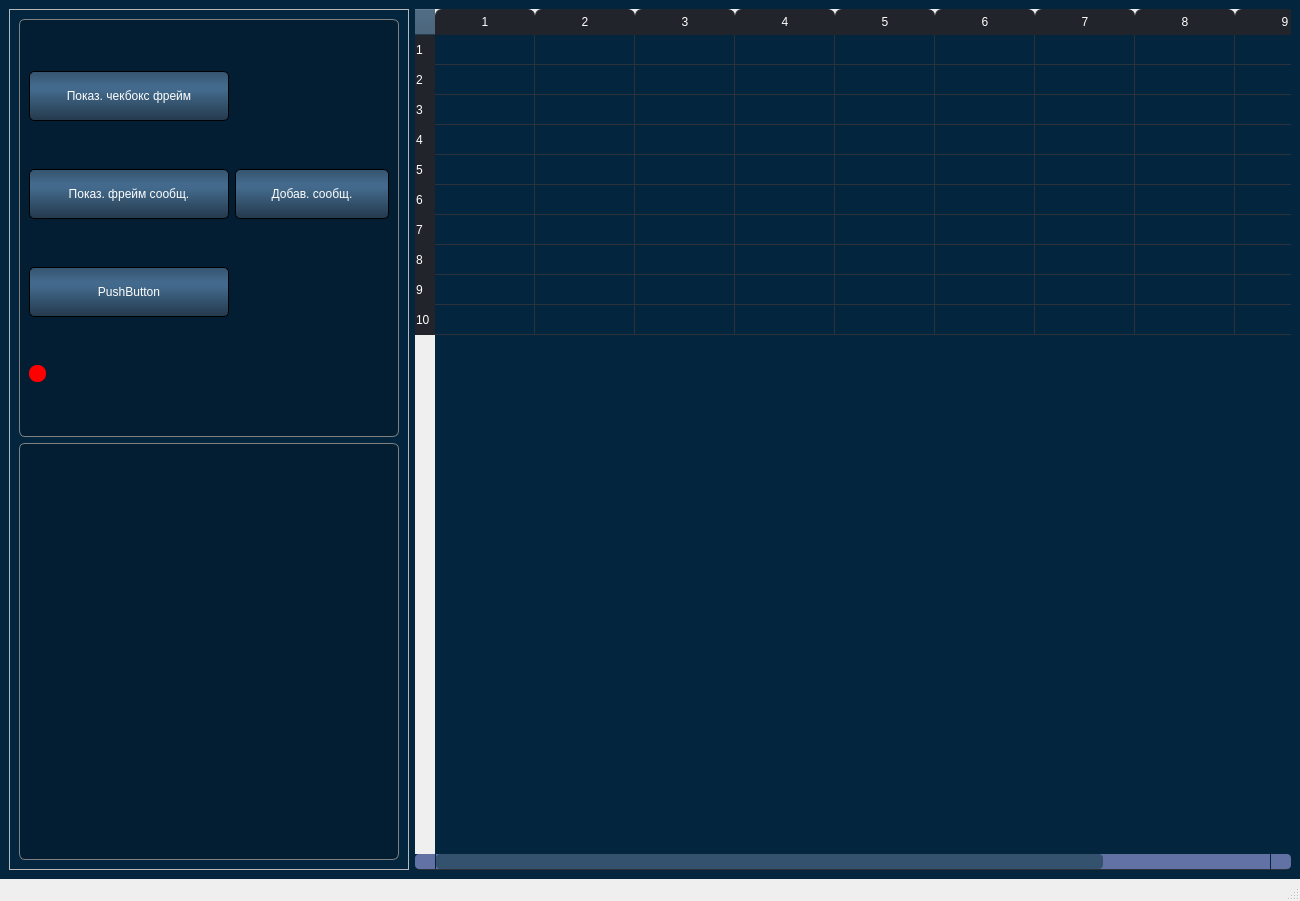
Spectre944/CustomControlElementsQtExample, file mainwindow.ui: the form before one commit.
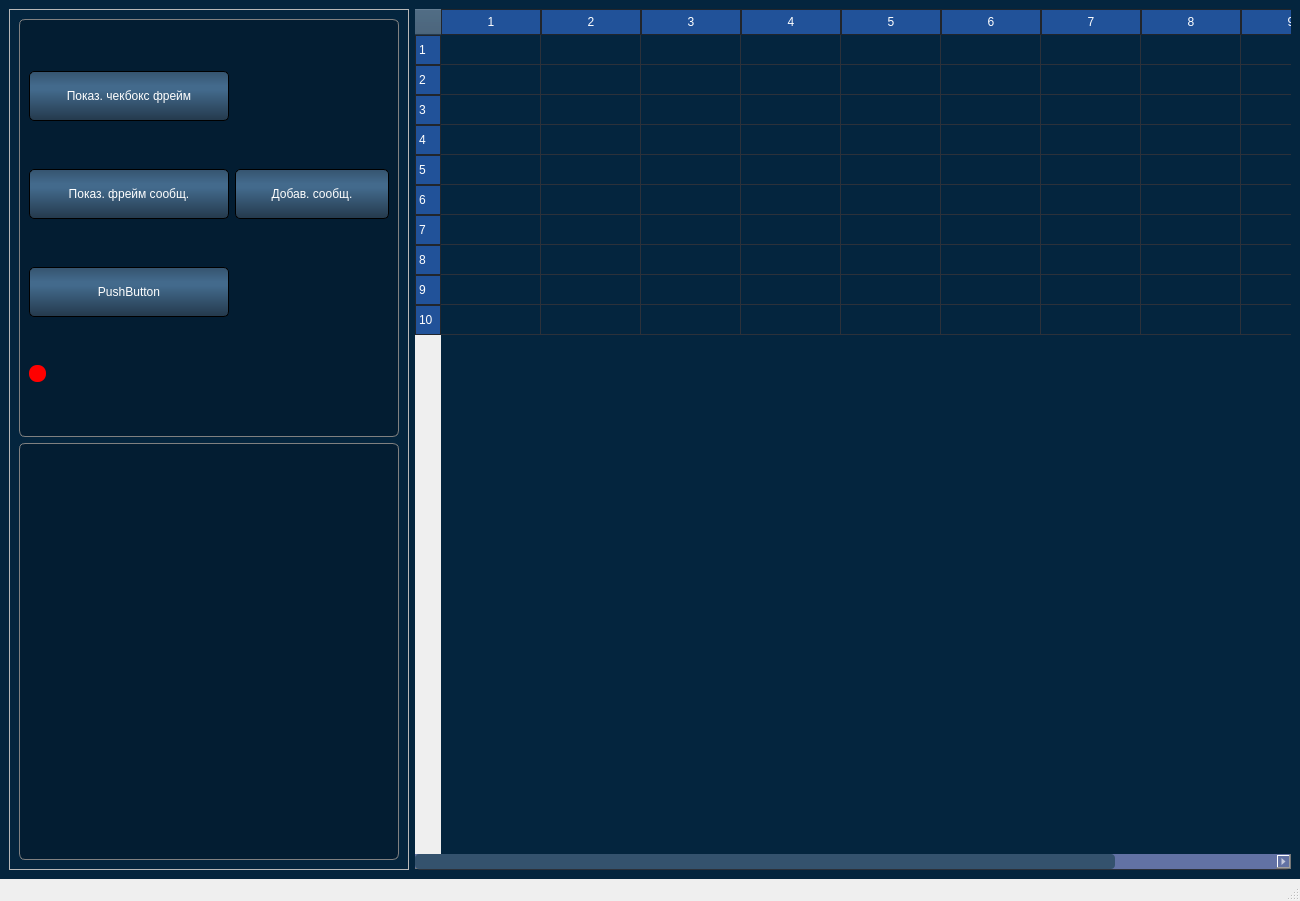
The form after the commit. Icons and pictures are not drawn.

What changed in the file:
```diff
--- a/mainwindow.ui
+++ b/mainwindow.ui
@@ -57,6 +57,8 @@
 	background-color: QLinearGradient( x1: 0, y1: 0, x2: 0, y2: 1, stop: 0 #304550 , stop: 0.1 #304550, stop: 0.5 #24394c, stop: 0.9 #304550, stop: 1 #304550);
 
 }
+
+
 /*/////////////////////////////////////////////////////////////////////////////////////////////////////////////*/
 /*////////////////////////////////////////// LEFT MENU ////////////////////////////////////////////////////////*/
 /*/////////////////////////////////////////////////////////////////////////////////////////////////////////////*/
@@ -69,6 +71,7 @@
 	text-align: left;
 	padding-left: 15px;  
 	border-radius: 6px;
+	border: none;
 }
 
 #leftMenuFrame .QPushButton:hover{	
@@ -104,11 +107,8 @@
 
 QTabWidget::pane {
   
+  border-radius: 6px;
   border-top-left-radius: 0px;
-  border-top-right-radius: 6px;
-  border-bottom-right-radius: 6px;
-  border-bottom-left-radius: 6px;
-
   border: 1px solid gray;
   top:-1px; 
   background-color: #031d32;
@@ -117,12 +117,9 @@
 
 QTabBar::tab {	
   background-color: #24394c;
-
-  border-top-left-radius: 6px;
-  border-top-right-radius: 6px;
+  border-radius: 6px;
   border-bottom-right-radius: 0px;
   border-bottom-left-radius: 0px;
-
   border: 1px solid gray; 
   padding: 10px;
 } 
@@ -139,7 +136,6 @@
 
 QTableWidget {	
 	background-color: transparent;
-	padding: 0px;
 	border-radius: 5px;
 	gridline-color: #2c313a;
 	border-bottom: 1px solid #2c313a;
@@ -148,164 +144,47 @@
 QTableView::item:alternate { 
 	background-color: #08253e;
 }
-QTableWidget::item{
-	border-color: #2c313a;
-	padding-left: 5px;
-	padding-right: 5px;
-	gridline-color: #2c313a;
-}
-QTableWidget::item:selected{
-	background-color: #34526d;
-}
 
-
-QHeaderView::section{
-	background-color: #21252b ;
-	max-width: 30px;
-	border: 1px solid #21252b;
-	border-style: none;
-    border-bottom: 1px solid #21252b;
-    border-right: 1px solid #21252b;
-}
-QTableWidget::horizontalHeader {	
-	background-color: #04253e;
-}
-
-QTableWidget::item::selected, QTableWidget QLineEdit { 
+QTableWidget::item::selected { 
 	background-color: #34526d; 
 	color: white; 
-	border: 0px;
 }
 
-QTableWidget QTableCornerButton::section {
+QTableCornerButton::section {
     background-color: #34526d;
 }
 
-
-QHeaderView::section:horizontal
-{
+QHeaderView::section{
     border: 1px solid #21252b ;
-	background-color: #21252b ;
+	background-color: #215299 ;
 	padding: 3px;
-	border-top-left-radius: 7px;
-    border-top-right-radius: 7px;
 }
-QHeaderView::section:vertical
-{
-    border: 1px solid #21252b;
-}
 
-
-QScrollBar:horizontal {
-    border: none;
+QScrollBar:horizontal, QScrollBar:vertical {
     background: #6272a4;
     height: 15px;
-    margin: 0px 21px 0 21px;
-	border-radius: 0px;
-
+	width: 15px;
 }
-QScrollBar::handle:horizontal {
+QScrollBar::handle:horizontal, QScrollBar::handle:vertical {
     background: #34526d;
     min-width: 25px;
-	border-radius: 4px
-}
-QScrollBar::add-line:horizontal {
-    border: none;
-    background: #6272a4;
-    width: 20px;
-	border-top-right-radius: 4px;
-    border-bottom-right-radius: 4px;
-    subcontrol-position: right;
-    subcontrol-origin: margin;
-}
-QScrollBar::sub-line:horizontal {
-    border: none;
-    background: #6272a4;
-    width: 20px;
-	border-top-left-radius: 4px;
-    border-bottom-left-radius: 4px;
-    subcontrol-position: left;
-    subcontrol-origin: margin;
-}
-QScrollBar::up-arrow:horizontal, QScrollBar::down-arrow:horizontal
-{
-	 background: url(:/images/up-arrow.png); 
-     
-}
-QScrollBar::add-page:horizontal, QScrollBar::sub-page:horizontal
-{
-    background: none;
-}
-QScrollBar:vertical {
-	border: none;
-	background-color: #6272a4;
-	width: 15px;
-	margin: 21px 0 21px 0;
-	border-radius: 0px;
-}
-QScrollBar::handle:vertical {	
-	background: #34526d;
 	min-height: 25px;
 	border-radius: 4px
 }
-QScrollBar::add-line:vertical {
-	border: none;
-	background: #6272a4;
-	height: 20px;
-	border-bottom-left-radius: 4px;
-	border-bottom-right-radius: 4px;
-	subcontrol-position: bottom;
-	subcontrol-origin: margin;
-}
-QScrollBar::sub-line:vertical {
-	border: none;
-	background: #6272a4;
-	height: 20px;
-	border-top-left-radius: 4px;
-	border-top-right-radius: 4px;
-	subcontrol-position: top;
-	subcontrol-origin: margin;
-}
-QScrollBar::up-arrow:vertical, QScrollBar::down-arrow:vertical {
-	background: none;
-}
 
-QScrollBar::add-page:vertical, QScrollBar::sub-page:vertical {
-	background: none;
+QScrollBar::add-page:horizontal, QScrollBar::sub-page:horizontal, QScrollBar::add-page:vertical, QScrollBar::sub-page:vertical{
+    background: none;
 }
 
-/*/////////////////////////////////////////////////////////////////////////////////////////////////////////////*/
-/*////////////////////////////////////////PROGRESS BAR STYLE //////////////////////////////////////////////////*/
-/*/////////////////////////////////////////////////////////////////////////////////////////////////////////////*/
-QProgressBar {
-	text-align: center;
-	font-size: 12px;
-	color: #ffffff;
-	background-color: #34526d;
-    border: 1px solid black;
-    border-radius: 4px;
-}
-
-QProgressBar::chunk {
-    background-color: #2765a4;
-	border-radius: 4px;
-	margin: 0.25px;
-}
 
 /*/////////////////////////////////////////////////////////////////////////////////////////////////////////////*/
 /*//////////////////////////////////////////SPIN BOX //////////////////////////////////////////////////////////*/
 /*/////////////////////////////////////////////////////////////////////////////////////////////////////////////*/
 
 
-QComboBox QAbstractItemView {
-    border: 2px solid darkgray;
-    selection-background-color: #24394c;
- 	background-color: #04253e;
-}
-
-
 QTextEdit, QLineEdit, QListView, QComboBox, QSpinBox, QDoubleSpinBox{	
 	background-color: #04253e;
+	selection-background-color: #24394c;
 	border-radius: 4px;
 
 }
@@ -316,33 +195,57 @@
 	border: 2px solid lightgray;
 }
 
+QCheckBox {
+   	margin: 5px 0px 5px 10px;
+   	color:#fff;;
+}
+
+QCheckBox::hover {
+	border-left:3px solid  #2CCD70;
+    background-color: #34495E;
+}
+
+QCheckBox::item {
+    spacing: 3px; /* spacing between menu bar items */
+    padding: 10px 85px 10px 20px;
+    background: transparent;
+}
+
+QCheckBox::item:selected {
+    background-color: #34495E;
+    border-left:3px solid  #2CCD70;
+}
+
+QCheckBox::indicator {
+    border: 3px solid rgb(52, 59, 72);
+	width: 15px;
+	height: 15px;
+	border-radius: 10px;
+    background: rgb(44, 49, 60);
+}
+QCheckBox::indicator:hover {
+    border: 3px solid rgb(58, 66, 81);
+}
+QCheckBox::indicator:checked {
+    background: 3px solid rgb(52, 59, 72);
+	border: 3px solid rgb(52, 59, 72);	
+	background-image: url(:/images/cil-check-alt.png);
+}
+
+
+/*/////////////////////////////////////////////////////////////////////////////////////////////////////////////*/
+/*/////////////////////////////////////////////ScrollArea//////////////////////////////////////////////////////*/
+/*/////////////////////////////////////////////////////////////////////////////////////////////////////////////*/
+
 QTextBrowser, QScrollArea {	
 	background-color: #031d32;
 	border-radius: 4px;
 	border: 1px solid lightgray;
 }
 
-
-/*/////////////////////////////////////////////////////////////////////////////////////////////////////////////*/
-/*/////////////////////////////////////////////ScrollArea//////////////////////////////////////////////////////*/
-/*/////////////////////////////////////////////////////////////////////////////////////////////////////////////*/
-
-
-QAbstractScrollArea #scrollAreaWidgetContents {
+QAbstractScrollArea #scrollAreaWidgetContents, #scrollAreaWidgetContents_2, #scrollAreaWidgetContents_3 {
 	background-color: transparent;
 	border: 0px;
-
-}
-
-QAbstractScrollArea #scrollAreaWidgetContents_2 {
-	background-color: transparent;
-	border: 0px;
-}
-
-QAbstractScrollArea #scrollAreaWidgetContents_3 {
-	background-color: transparent;
-	border: 0px;
-
 }
 
 QMenu {
@@ -388,30 +291,7 @@
 	color: #ffffff;
 } 
 
-QCheckBox {
-   	margin: 5px 0px 5px 10px;
-   	color:#fff;;
-}
-
-QCheckBox::hover {
-
-	border-left:3px solid  #2CCD70;
-    background-color: #34495E;
-}
-
-QCheckBox::item {
-    spacing: 3px; /* spacing between menu bar items */
-    padding: 10px 85px 10px 20px;
-    background: transparent;
-}
-
-QCheckBox::item:selected {
-    background-color: #34495E;
-    border-top: none;
-    border-left:none;
-    border-bottom:none;
-    border-left:3px solid  #2CCD70;
-}</string>
+</string>
    </property>
    <layout class="QGridLayout" name="gridLayout">
     <item row="1" column="0">
```
Left out of the diff: 8 changed lines with no effect on the pictures.
